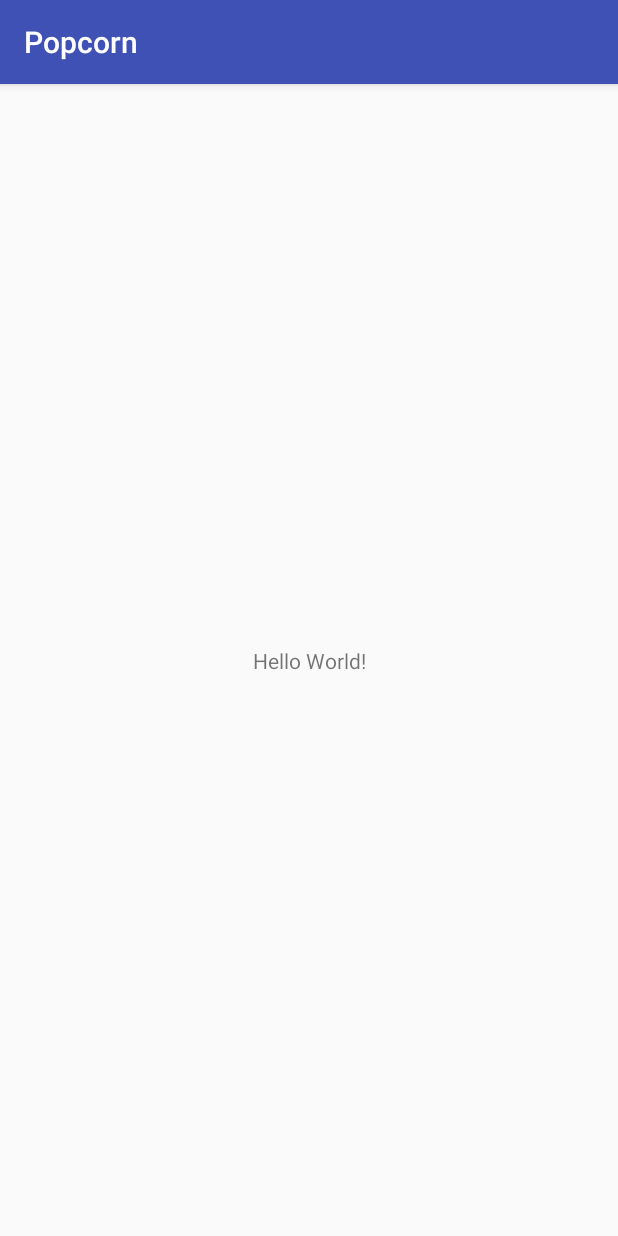
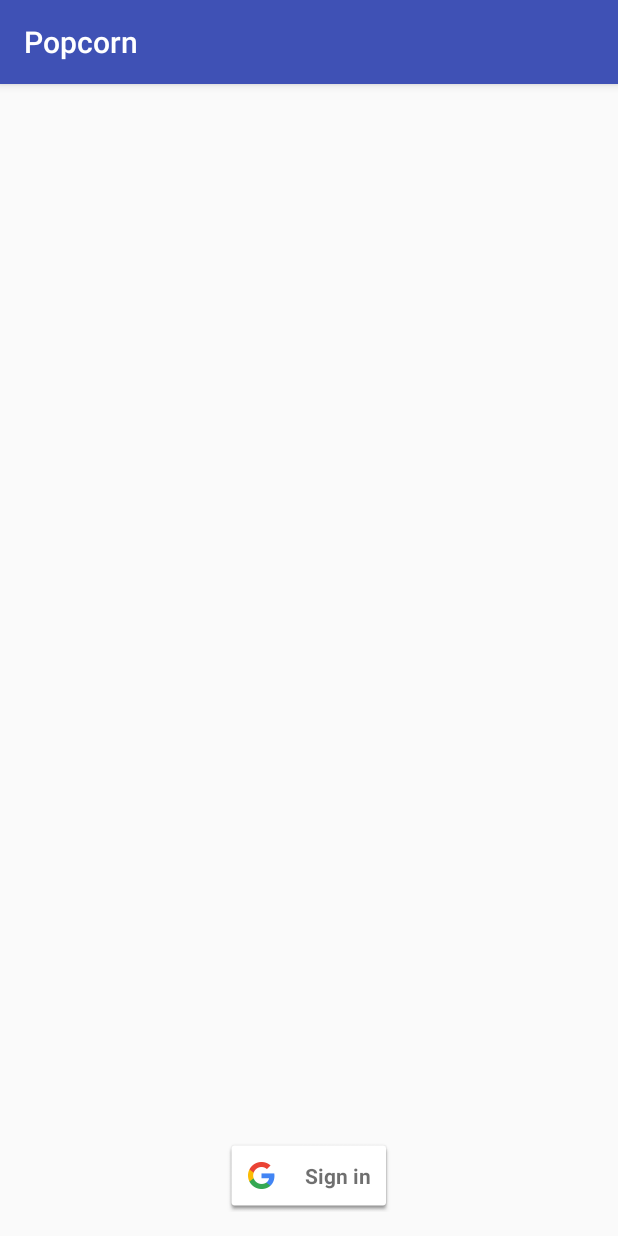
Before and after one commit to francoj11/popcorn, an Android app: the screen it shows after launch (SplashActivity before the commit, SignInActivity after it), on a phone screen of 412 x 824 dp. Run offline under Robolectric (Android 15) with nearby library versions, the phone set to English and light mode, and no system bars.

Commit message:
Added Google SignIn and credentials

```diff
--- a/app/src/main/java/ar/com/francojaramillo/popcorn/ui/activities/SignInActivity.kt
+++ b/app/src/main/java/ar/com/francojaramillo/popcorn/ui/activities/SignInActivity.kt
@@ -1,13 +1,94 @@
 package ar.com.francojaramillo.popcorn.ui.activities
 
+import android.content.DialogInterface
+import android.content.Intent
 import android.support.v7.app.AppCompatActivity
 import android.os.Bundle
+import android.support.v7.app.AlertDialog
+import android.util.Log
 import ar.com.francojaramillo.popcorn.R
+import com.google.android.gms.auth.api.signin.GoogleSignIn
+import com.google.android.gms.auth.api.signin.GoogleSignInAccount
+import com.google.android.gms.auth.api.signin.GoogleSignInClient
+import com.google.android.gms.auth.api.signin.GoogleSignInOptions
+import com.google.android.gms.common.SignInButton
+import com.google.android.gms.common.api.ApiException
+import com.google.android.gms.tasks.Task
 
+/**
+ * Activity that manages the process of Signing up with Google account
+ */
 class SignInActivity : AppCompatActivity() {
+
+    // Constants to use in activity result
+    private val GOOGLE_SIGN_IN = 1001
+
+    // Google client and signinBtn
+    private var mGoogleSignInClient: GoogleSignInClient? = null
+    private var loginBtn: SignInButton? = null
 
     override fun onCreate(savedInstanceState: Bundle?) {
         super.onCreate(savedInstanceState)
         setContentView(R.layout.activity_sign_in)
+
+        setupGoogleSignIn()
+
+        loginBtn = findViewById(R.id.sign_in_button)
+        loginBtn?.setOnClickListener{ startSignInProcess() }
+    }
+
+    /**
+     * Setups the GoogleClient for signing in
+     */
+    private fun setupGoogleSignIn() {
+        val gso = GoogleSignInOptions.Builder(GoogleSignInOptions.DEFAULT_SIGN_IN)
+                .requestEmail().build()
+
+        // Build a GoogleSignInClient with the options specified by gso.
+        mGoogleSignInClient = GoogleSignIn.getClient(this, gso)
+    }
+
+    /**
+     * Opens the intent to sign in with google Account
+     */
+    private fun startSignInProcess() {
+        val signInIntent = mGoogleSignInClient?.signInIntent
+        startActivityForResult(signInIntent, GOOGLE_SIGN_IN)
+    }
+
+    /**
+     * Manages the Activities results
+     */
+    override fun onActivityResult(requestCode: Int, resultCode: Int, data: Intent?) {
+        super.onActivityResult(requestCode, resultCode, data)
+
+        if (requestCode == GOOGLE_SIGN_IN) {
+            val task = GoogleSignIn.getSignedInAccountFromIntent(data)
+            handleSignInResult(task)
+        }
+    }
+
+    /**
+     * Manages the result of the process of signing in
+     */
+    fun handleSignInResult(task: Task<GoogleSignInAccount>) {
+        try {
+            val account = task.getResult(ApiException::class.java)
+            Log.d("POPCORN_TAG", "EMAIL: " + account.email)
+
+            var intent = Intent(this, SplashActivity::class.java)
+            startActivity(intent)
+            finish()
+        } catch (e: Exception) {
+            showMessage("Oops!", e.message)
+        }
+    }
+
+    fun showMessage(title: String?, message: String?) {
+        AlertDialog.Builder(this)
+                .setTitle(title)
+                .setMessage(message)
+                .setPositiveButton("Ok", {dialog: DialogInterface?, which: Int -> })
+                .show()
     }
 }
--- a/app/src/main/java/ar/com/francojaramillo/popcorn/ui/activities/SplashActivity.kt
+++ b/app/src/main/java/ar/com/francojaramillo/popcorn/ui/activities/SplashActivity.kt
@@ -1,13 +1,23 @@
 package ar.com.francojaramillo.popcorn.ui.activities
 
+import android.content.Intent
 import android.support.v7.app.AppCompatActivity
 import android.os.Bundle
+import android.os.Handler
 import ar.com.francojaramillo.popcorn.R
+import ar.com.francojaramillo.popcorn.utils.Constants
 
 class SplashActivity : AppCompatActivity() {
 
     override fun onCreate(savedInstanceState: Bundle?) {
         super.onCreate(savedInstanceState)
         setContentView(R.layout.activity_splash)
+
+        Handler().postDelayed({
+            val intent = Intent(this, SignInActivity::class.java)
+            startActivity(intent)
+            finish()
+
+        }, Constants.SPLASH_TIME)
     }
 }
--- a/app/src/main/res/layout/activity_sign_in.xml
+++ b/app/src/main/res/layout/activity_sign_in.xml
@@ -1,9 +1,15 @@
 <?xml version="1.0" encoding="utf-8"?>
-<android.support.constraint.ConstraintLayout xmlns:android="http://schemas.android.com/apk/res/android"
+<FrameLayout xmlns:android="http://schemas.android.com/apk/res/android"
     xmlns:app="http://schemas.android.com/apk/res-auto"
     xmlns:tools="http://schemas.android.com/tools"
     android:layout_width="match_parent"
     android:layout_height="match_parent"
     tools:context=".ui.activities.SignInActivity">
 
-</android.support.constraint.ConstraintLayout>
+    <com.google.android.gms.common.SignInButton
+        android:layout_gravity="bottom|center_horizontal"
+        android:layout_marginBottom="@dimen/space_medium"
+        android:id="@+id/sign_in_button"
+        android:layout_width="wrap_content"
+        android:layout_height="wrap_content"/>
+</FrameLayout>
```
Also changed, not shown: 1 other file.
